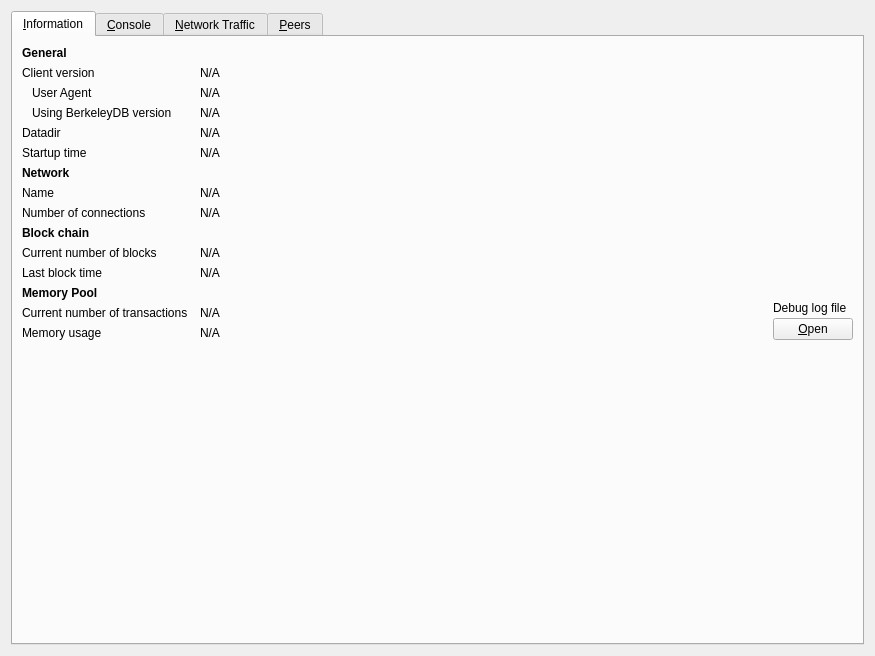
Qt form src/qt/forms/debugwindow.ui (AvianNetwork/Avian) before a commit.
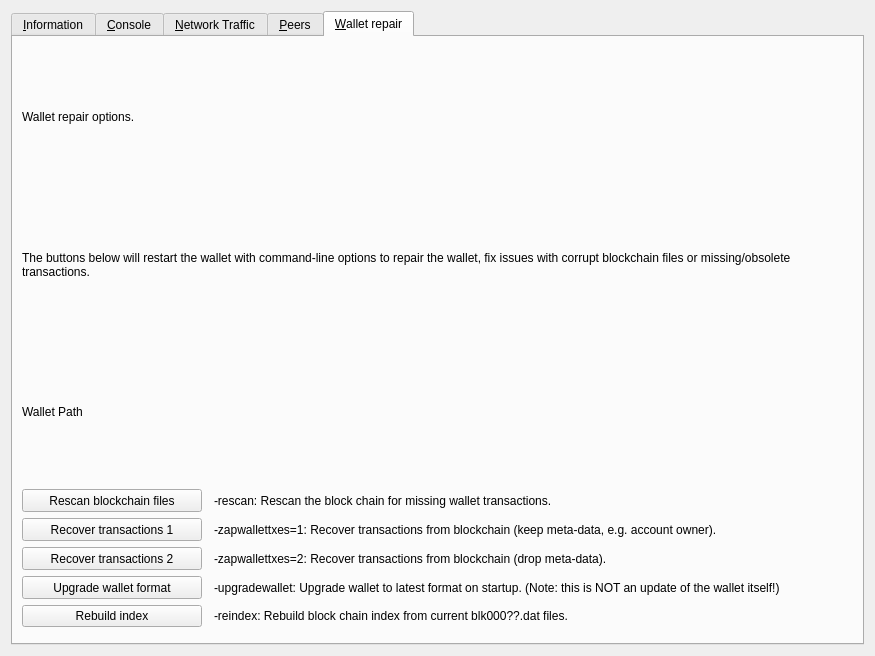
The same form after that commit. The open tabs and pages were chosen to show the change. Icons and pictures are not drawn. Custom widgets are drawn as their Qt base class.

Commit message: qt: Add wallet repair tab

What changed in the file:
```diff
--- a/src/qt/forms/debugwindow.ui
+++ b/src/qt/forms/debugwindow.ui
@@ -1465,6 +1465,159 @@
        </item>
       </layout>
      </widget>
+     <widget class="QWidget" name="tab_repair">
+     <attribute name="title">
+       <string>&amp;Wallet repair</string>
+     </attribute>
+     <layout class="QGridLayout" name="repairLayout" columnstretch="0,1">
+       <property name="horizontalSpacing">
+        <number>12</number>
+       </property>
+       <item row="0" column="0" colspan="2">
+        <widget class="QLabel" name="label_repair_header">
+         <property name="text">
+          <string>Wallet repair options.</string>
+         </property>
+         <property name="wordWrap">
+          <bool>true</bool>
+         </property>
+        </widget>
+       </item>
+       <item row="1" column="0" colspan="2">
+        <widget class="QLabel" name="label_repair_helptext">
+         <property name="text">
+          <string>The buttons below will restart the wallet with command-line options to repair the wallet, fix issues with corrupt blockchain files or missing/obsolete transactions.</string>
+         </property>
+         <property name="wordWrap">
+          <bool>true</bool>
+         </property>
+        </widget>
+       </item>
+       <item row="2" column="0" colspan="2">
+        <widget class="QLabel" name="wallet_path">
+         <property name="text">
+          <string>Wallet Path</string>
+         </property>
+        </widget>
+       </item>
+       <item row="3" column="0">
+        <widget class="QPushButton" name="btn_rescan">
+         <property name="minimumSize">
+          <size>
+           <width>180</width>
+           <height>23</height>
+          </size>
+         </property>
+         <property name="text">
+          <string>Rescan blockchain files</string>
+         </property>
+        </widget>
+       </item>
+       <item row="3" column="1">
+        <widget class="QLabel" name="label_repair_rescan">
+         <property name="text">
+          <string>-rescan: Rescan the block chain for missing wallet transactions.</string>
+         </property>
+         <property name="wordWrap">
+          <bool>true</bool>
+         </property>
+        </widget>
+       </item>
+        <item row="4" column="0">
+        <widget class="QPushButton" name="btn_zapwallettxes1">
+         <property name="minimumSize">
+          <size>
+           <width>180</width>
+           <height>23</height>
+          </size>
+         </property>
+         <property name="text">
+          <string>Recover transactions 1</string>
+         </property>
+        </widget>
+       </item>
+       <item row="4" column="1">
+        <widget class="QLabel" name="label_repair_zap1">
+         <property name="text">
+          <string>-zapwallettxes=1: Recover transactions from blockchain (keep meta-data, e.g. account owner).</string>
+         </property>
+         <property name="wordWrap">
+          <bool>true</bool>
+         </property>
+        </widget>
+       </item>
+       <item row="5" column="0">
+        <widget class="QPushButton" name="btn_zapwallettxes2">
+         <property name="minimumSize">
+          <size>
+           <width>180</width>
+           <height>23</height>
+          </size>
+         </property>
+         <property name="text">
+          <string>Recover transactions 2</string>
+         </property>
+        </widget>
+       </item>
+       <item row="5" column="1">
+        <widget class="QLabel" name="label_repair_zap2">
+         <property name="text">
+          <string>-zapwallettxes=2: Recover transactions from blockchain (drop meta-data).</string>
+         </property>
+         <property name="wordWrap">
+          <bool>true</bool>
+         </property>
+        </widget>
+       </item>
+       <item row="6" column="0">
+        <widget class="QPushButton" name="btn_upgradewallet">
+         <property name="minimumSize">
+          <size>
+           <width>180</width>
+           <height>23</height>
+          </size>
+         </property>
+         <property name="text">
+          <string>Upgrade wallet format</string>
+         </property>
+        </widget>
+       </item>
+       <item row="6" column="1">
+        <widget class="QLabel" name="label_repair_upgrade">
+         <property name="text">
+          <string>-upgradewallet: Upgrade wallet to latest format on startup. (Note: this is NOT an update of the wallet itself!)</string>
+         </property>
+         <property name="wordWrap">
+          <bool>true</bool>
+         </property>
+        </widget>
+       </item>
+       <item row="7" column="0">
+        <widget class="QPushButton" name="btn_reindex">
+         <property name="text">
+          <string>Rebuild index</string>
+         </property>
+        </widget>
+       </item>
+       <item row="7" column="1">
+        <widget class="QLabel" name="label_repair_reindex">
+         <property name="text">
+          <string>-reindex: Rebuild block chain index from current blk000??.dat files.</string>
+         </property>
+         <property name="wordWrap">
+          <bool>true</bool>
+         </property>
+        </widget>
+       </item>
+       <item row="8" column="1">
+        <spacer name="verticalSpacerRepair">
+         <property name="orientation">
+          <enum>Qt::Vertical</enum>
+         </property>
+        </spacer>
+       </item>
+      </layout>
+      </widget>
     </widget>
    </item>
   </layout>
```
The commit also changes 5 other files.
